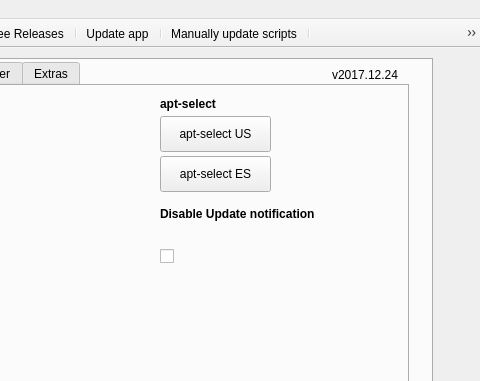
Old version of the form src/mainwindow.ui in the repository adgellida/ubunsys; both pictures show x 208 to 688 and y 0 to 381 of the 688 by 590 pixel window.
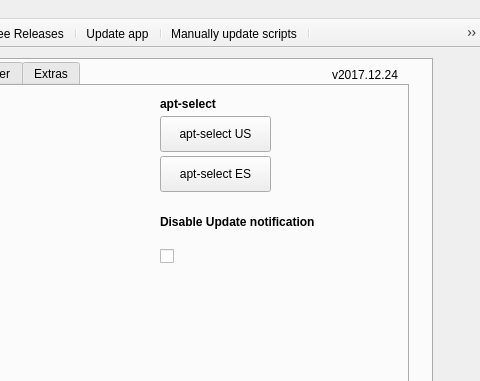
New version of the form. Icons and pictures are not drawn.

```diff
--- a/src/mainwindow.ui
+++ b/src/mainwindow.ui
@@ -445,7 +445,7 @@
           <x>330</x>
           <y>120</y>
           <width>231</width>
-          <height>16</height>
+          <height>31</height>
          </rect>
         </property>
         <property name="font">
```
